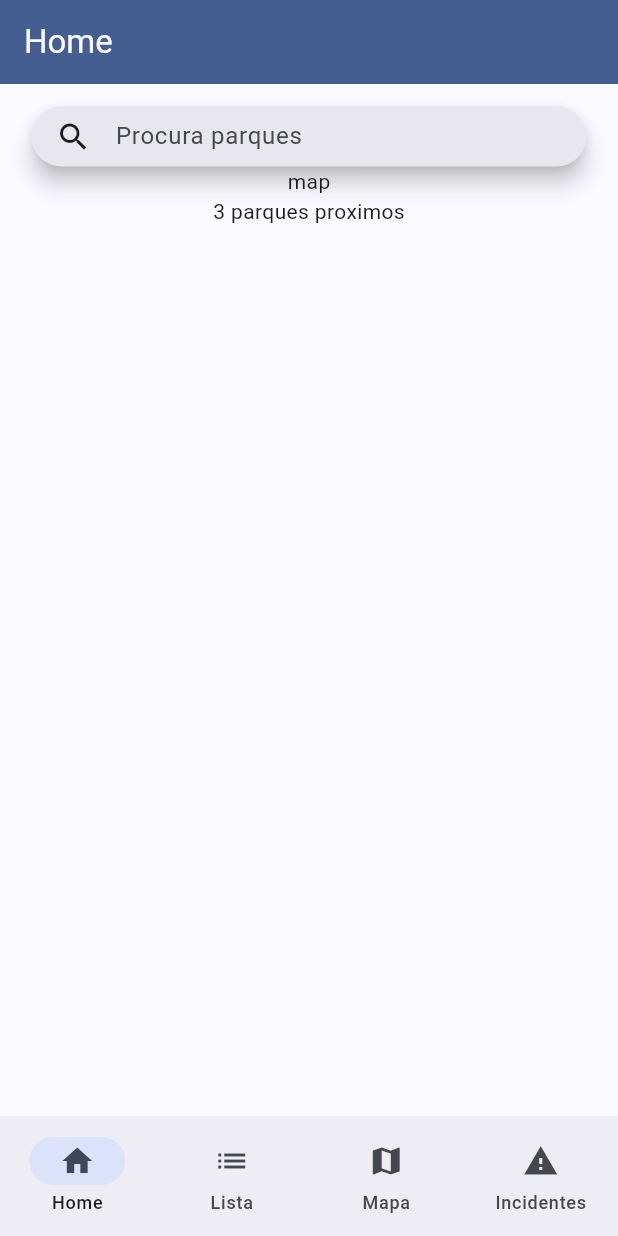
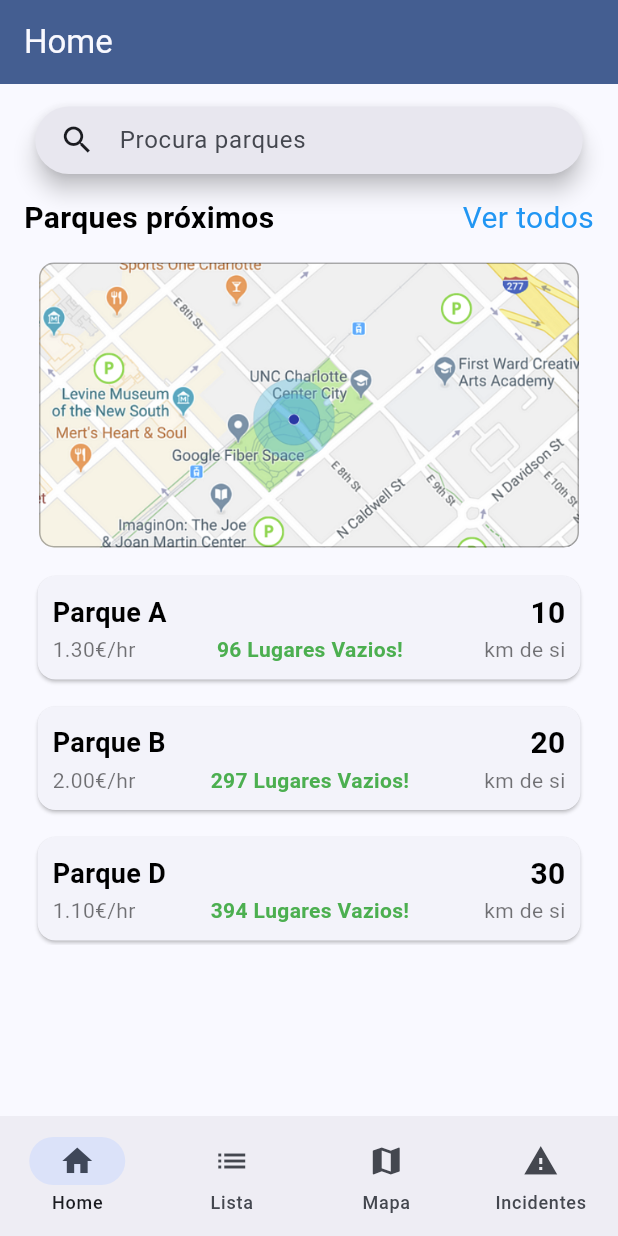
Before and after one commit to FilipeOliveira03/CompMovel-2023-2024, a Flutter app: the screen it shows after launch, on a phone screen of 412 x 824 dp. Run offline on Flutter 3.47's test engine with Material 3 defaults, Android fonts, the phone set to English and light mode, and no system bars.

Commit message:
DashBoard feita, mas ainda falta o ontap de "ver todos" por resolver

```diff
--- a/lib/classes/ListParques.dart
+++ b/lib/classes/ListParques.dart
@@ -22,7 +22,7 @@ class ListParques {
       DISPONIBILIDADE.DISPONIVEL,
       TIPOPARQUE.SUPERFICIE,
       33,
-      3330,
+      330,
       20,
       TimeOfDay(hour: 9, minute: 0),
       TimeOfDay(hour: 21, minute: 0),
--- a/lib/classes/Parque.dart
+++ b/lib/classes/Parque.dart
@@ -39,6 +39,7 @@ extension DISPONIBILIDADEExtension on DISPONIBILIDADE {
   }
 }
 
+
 class Parque {
   String nome;
   DISPONIBILIDADE disponibilidade;
--- a/lib/pages/Dashboard.dart
+++ b/lib/pages/Dashboard.dart
@@ -11,13 +11,6 @@ class Dashboard extends StatelessWidget {
 
   var parques = minhaListaParques.parques;
 
-  List<Parque> filterParques(String query) {
-    // Filtrar os parques com base na query
-    return minhaListaParques.parques.where((parque) {
-      return parque.nome.toLowerCase().contains(query.toLowerCase());
-    }).toList();
-  }
-
   @override
   Widget build(BuildContext context) {
     return Scaffold(
@@ -25,20 +18,156 @@ class Dashboard extends StatelessWidget {
         title: Text(pages[0].title),
       ),
       body: Center(
-        child: Column(
-          mainAxisAlignment: MainAxisAlignment.start,
-          children: [
+        child: Column(mainAxisAlignment: MainAxisAlignment.start, children: [
           SizedBox(height: 15,),
           SearchBarApp(),
-            Text('map'),
-            Text('3 parques proximos'),
-          ]
+          SizedBox(height: 15,),
+          textoInfoWidget(texto1: 'Parques próximos', texto2: 'Ver todos'),
+          SizedBox(height: 15,),
+          miniMapaWidget(),
+          SizedBox(height: 15,),
+          SizedBox(
+            height: 250,
+            width: 400,
+            child: ListView.builder(
+              itemCount: 3,
+              itemBuilder: (context, index) {
+                var lista = minhaListaParques;
+                lista.parques.sort((a, b) => a.distancia.compareTo(b.distancia));
+                Parque parque = lista.parques[index];
+
+                return GestureDetector(
+                  onTap: (){
+                    Navigator.push(
+                      context,
+                      MaterialPageRoute(builder: (context) => DetalheParque(parque: parque)),
+                    );
+                  },
+                  child: Container(
+                      margin: EdgeInsets.only(bottom: 10, right: 15, left: 15),
+                    child: Card(
+                        child: Padding(
+                          padding: EdgeInsets.all(10),
+                          child: Column(
+                            children: [
+                              Row(
+                                mainAxisAlignment: MainAxisAlignment.spaceBetween,
+                                children: [
+                                  textoParqProx(parque.nome, 18, Colors.black, FontWeight.bold),
+                                  textoParqProx(parque.distancia.toString(), 20, Colors.black, FontWeight.bold),
+                                ],
                               ),
+                              Row(
+                                mainAxisAlignment: MainAxisAlignment.spaceBetween,
+                                children: [
+                                  textoParqProx('${parque.preco.toStringAsFixed(2)}€/hr', 14, Colors.black54, FontWeight.normal),
+                                  textoParqProx('${parque.lotMaxima - parque.lotAtual} Lugares Vazios!', 14, Colors.green, FontWeight.bold),
+                                  textoParqProx('km de si', 14, Colors.black54, FontWeight.normal),
+                                ],
+                              ),
+                            ],
+                          ),
+                        )
+                    ),
+                  )
+                );
+              },
+            ),
+          )
+        ]),
+      ),
+    );
+  }
+
+  Text textoParqProx(String label, double? tamanho, Color cor, FontWeight font) {
+    return Text(
+      label,
+      style:TextStyle(
+        fontSize: tamanho,
+        color: cor,
+        fontWeight: font,
       ),
     );
   }
 }
 
+class miniMapaWidget extends StatelessWidget {
+  const miniMapaWidget({
+    super.key,
+  });
+
+  @override
+  Widget build(BuildContext context) {
+    return Stack(
+      children: <Widget>[
+        ClipRRect(
+          borderRadius: BorderRadius.circular(10),
+          child: Image.asset(
+            'assets/maps_aumentado.png',
+            fit: BoxFit.cover,
+            height: 190,
+            width: 360,
+          ),
+        ),
+        Positioned.fill(
+          child: Container(
+            decoration: BoxDecoration(
+              borderRadius: BorderRadius.circular(10),
+              border: Border.all(
+                width: 1,
+                color: Colors.black.withOpacity(0.3),
+                style: BorderStyle.solid,
+              ),
+            ),
+          ),
+        ),
+      ],
+    );
+  }
+}
+
+class textoInfoWidget extends StatelessWidget {
+  const textoInfoWidget({
+    super.key,
+    required this.texto1,
+    required this.texto2,
+  });
+
+  final String texto1;
+  final String texto2;
+
+  @override
+  Widget build(BuildContext context) {
+    return Padding(
+          padding: EdgeInsets.symmetric(horizontal: 16),
+          child: Row(
+            mainAxisAlignment: MainAxisAlignment.spaceBetween,
+            children: [
+              Text(
+                texto1,
+                style: TextStyle(
+                  fontSize: 20,
+                  color: Colors.black,
+                  fontWeight: FontWeight.bold,
+                ),
+              ),
+              GestureDetector(
+                onTap: () {
+                  //falta aqui fazer qualquer coisa que não sei
+                },
+                child: Text(
+                  texto2,
+                  style: TextStyle(
+                    fontSize: 20,
+                    color: Colors.blue,
+                  ),
+                ),
+              ),
+            ],
+          ),
+        );
+  }
+}
 
 class SearchBarApp extends StatefulWidget {
   const SearchBarApp({super.key});
@@ -85,7 +214,8 @@ class _SearchBarAppState extends State<SearchBarApp> {
             onTap: () {
               Navigator.push(
                 context,
-                MaterialPageRoute(builder: (context) => DetalheParque(parque: parque)),
+                MaterialPageRoute(
+                    builder: (context) => DetalheParque(parque: parque)),
               );
               mudaHistorico(parque);
             },
@@ -104,28 +234,28 @@ class _SearchBarAppState extends State<SearchBarApp> {
 
   @override
   Widget build(BuildContext context) {
-
     return SizedBox(
-        height: 40,
-        width: 370,
+        height: 45,
+        width: 365,
         child: SearchAnchor.bar(
           barHintText: 'Procura parques',
-          onSubmitted: (String value){
-
+          onSubmitted: (String value) {
             bool existe = false;
             var parqueEncontrado;
 
-            for(var i = 0; i < minhaListaParques.parques.length; i++){
-              if(minhaListaParques.parques[i].nome == value){
+            for (var i = 0; i < minhaListaParques.parques.length; i++) {
+              if (minhaListaParques.parques[i].nome == value) {
                 existe = true;
                 parqueEncontrado = minhaListaParques.parques[i];
               }
             }
 
-            if(existe){
+            if (existe) {
               Navigator.push(
                 context,
-                MaterialPageRoute(builder: (context) => DetalheParque(parque: parqueEncontrado)),
+                MaterialPageRoute(
+                    builder: (context) =>
+                        DetalheParque(parque: parqueEncontrado)),
               );
             }
           },
@@ -139,15 +269,18 @@ class _SearchBarAppState extends State<SearchBarApp> {
                 Center(
                     child: Column(
                   children: [
-                        SizedBox(height: 5,),
-                        Text('Não têm pesquisas recentes',)
+                    SizedBox(
+                      height: 5,
+                    ),
+                    Text(
+                      'Não têm pesquisas recentes',
+                    )
                   ],
                 ))
               ];
             }
             return getSugestoes(controller);
           },
-        )
-    ) ;
+        ));
   }
 }
```
Also changed, not shown: assets/maps.png, assets/maps_aumentado.png (added), assets/maps_temp.png (added). Lines whose indentation alone changed are shown as unchanged.
